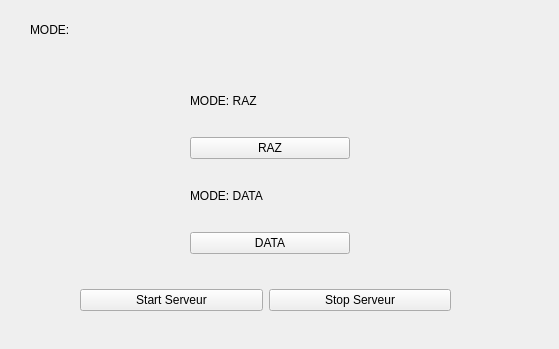
First picture: the form in gestionportique.ui, repository yesitswalid/CourseOrientation, before the edit.
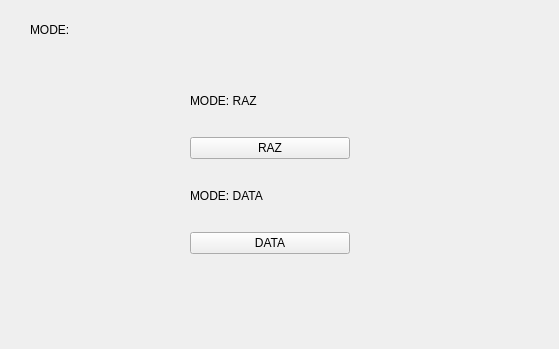
Second picture: the form after the edit.

Patch:
```diff
--- a/gestionportique.ui
+++ b/gestionportique.ui
@@ -58,7 +58,7 @@
     <rect>
      <x>30</x>
      <y>20</y>
-     <width>63</width>
+     <width>151</width>
      <height>20</height>
     </rect>
    </property>
@@ -66,32 +66,6 @@
     <string>MODE:</string>
    </property>
   </widget>
-  <widget class="QWidget" name="gridLayoutWidget">
-   <property name="geometry">
-    <rect>
-     <x>80</x>
-     <y>260</y>
-     <width>371</width>
-     <height>80</height>
-    </rect>
-   </property>
-   <layout class="QGridLayout" name="gridLayout">
-    <item row="0" column="0">
-     <widget class="QPushButton" name="pushButton_4">
-      <property name="text">
-       <string>Start Serveur</string>
-      </property>
-     </widget>
-    </item>
-    <item row="0" column="1">
-     <widget class="QPushButton" name="pushButton_5">
-      <property name="text">
-       <string>Stop Serveur</string>
-      </property>
-     </widget>
-    </item>
-   </layout>
-  </widget>
  </widget>
  <resources/>
  <connections/>
```
Left out of the diff: 2 changed lines with no effect on the pictures.
